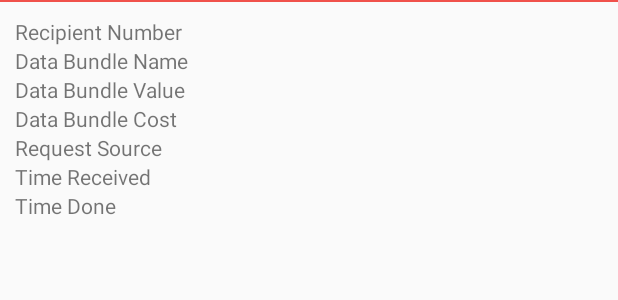
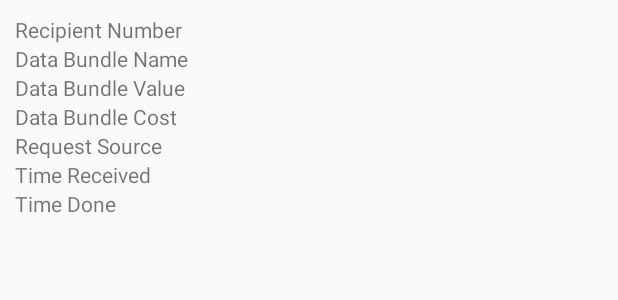
Before and after one commit to solobaba/AirtelApp, an Android app: the layout request_list_activity.xml on its own in the app's theme, with its tools: preview values and no code run, on a phone screen of 412 x 824 dp. Shown: the top 300 px of the screen. Run offline under Robolectric (Android 15) with nearby library versions, the light colour scheme and no system bars.

Commit message:
Second commit

```diff
--- a/app/src/main/java/com/example/mighty/airtelapp/data/RequestHistory.java
+++ b/app/src/main/java/com/example/mighty/airtelapp/data/RequestHistory.java
@@ -30,7 +30,7 @@ public class RequestHistory extends AppCompatActivity implements LoaderManager.L
 
         mtoolbar = (Toolbar) findViewById(R.id.toolbar);
         setSupportActionBar(mtoolbar);
-        mtoolbar.setTitle("AirtelApp");
+        mtoolbar.setTitle("Request History");
         mtoolbar.setNavigationIcon(R.drawable.ic_arrow_back_black_24dp);
         mtoolbar.setOnClickListener (new View.OnClickListener() {
             @Override
--- a/app/src/main/res/layout/request_list_activity.xml
+++ b/app/src/main/res/layout/request_list_activity.xml
@@ -8,15 +8,15 @@
     android:orientation="vertical"
     tools:context=".CreateUser">
 
-    <android.support.v7.widget.Toolbar
-        android:id="@+id/toolbar"
-        android:layout_width="match_parent"
-        android:layout_height="wrap_content"
-        android:background="?attr/colorPrimary"
-        android:minHeight="1.5dp"
-        app:theme="@style/ThemeOverlay.AppCompat.Dark.ActionBar"
-        app:popupTheme="@style/ThemeOverlay.AppCompat.Light">
-    </android.support.v7.widget.Toolbar>
+    <!--<android.support.v7.widget.Toolbar-->
+        <!--android:id="@+id/toolbar"-->
+        <!--android:layout_width="match_parent"-->
+        <!--android:layout_height="wrap_content"-->
+        <!--android:background="?attr/colorPrimary"-->
+        <!--android:minHeight="1.5dp"-->
+        <!--app:theme="@style/ThemeOverlay.AppCompat.Dark.ActionBar"-->
+        <!--app:popupTheme="@style/ThemeOverlay.AppCompat.Light">-->
+    <!--</android.support.v7.widget.Toolbar>-->
 
     <GridLayout
         android:layout_width="match_parent"
```
Also changed, not shown: app/src/main/java/com/example/mighty/airtelapp/MainActivity.java (+14 -0 lines).
